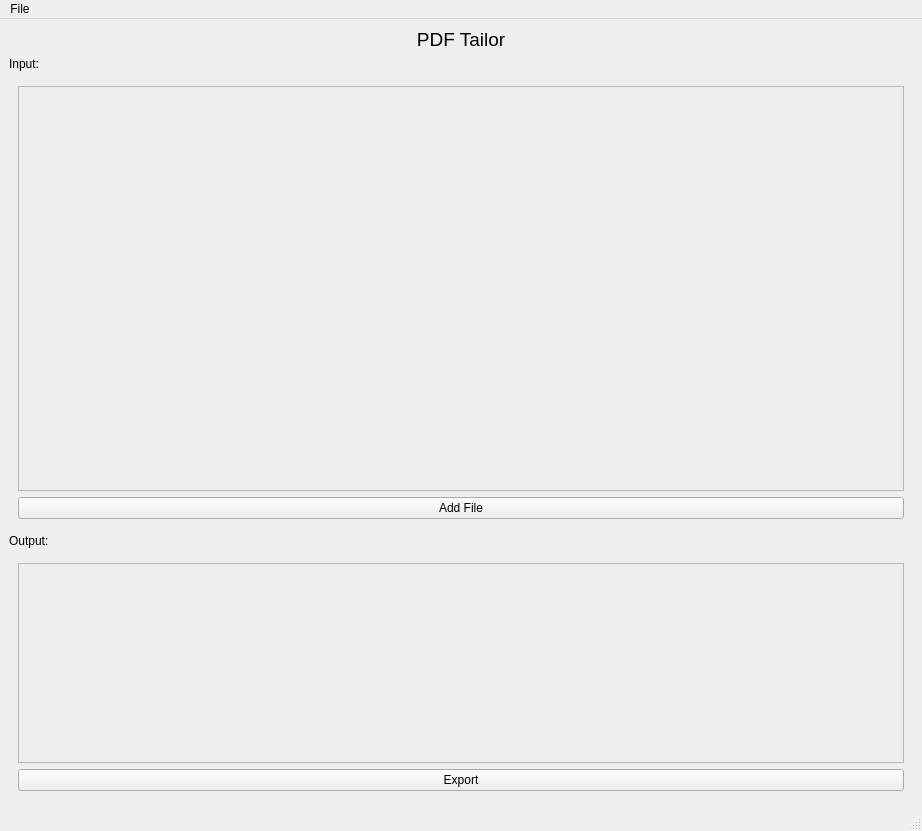
Before: the Qt Designer form ui_files/MainWindow.ui in StevenSong-sTs/PDF-Tailor, drawn with Qt 5.
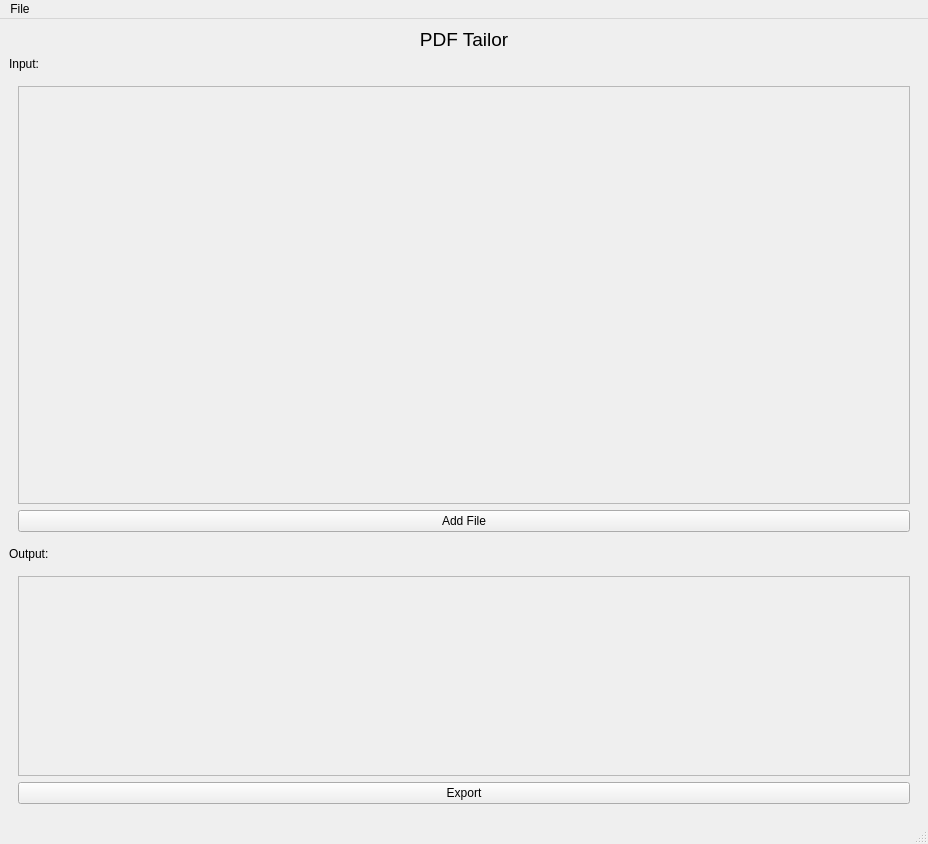
After: the same form once the commit is applied.

Commit message: Improve preview image quality

Diff of the .ui file:
```diff
--- a/ui_files/MainWindow.ui
+++ b/ui_files/MainWindow.ui
@@ -6,8 +6,8 @@
    <rect>
     <x>0</x>
     <y>0</y>
-    <width>922</width>
-    <height>831</height>
+    <width>928</width>
+    <height>844</height>
    </rect>
   </property>
   <property name="windowTitle">
@@ -50,8 +50,8 @@
            <rect>
             <x>0</x>
             <y>0</y>
-            <width>884</width>
-            <height>379</height>
+            <width>890</width>
+            <height>392</height>
            </rect>
           </property>
          </widget>
@@ -111,7 +111,7 @@
            <rect>
             <x>0</x>
             <y>0</y>
-            <width>884</width>
+            <width>890</width>
             <height>198</height>
            </rect>
           </property>
@@ -135,7 +135,7 @@
     <rect>
      <x>0</x>
      <y>0</y>
-     <width>922</width>
+     <width>928</width>
      <height>33</height>
     </rect>
    </property>
```
The commit also changes 1 other file.
